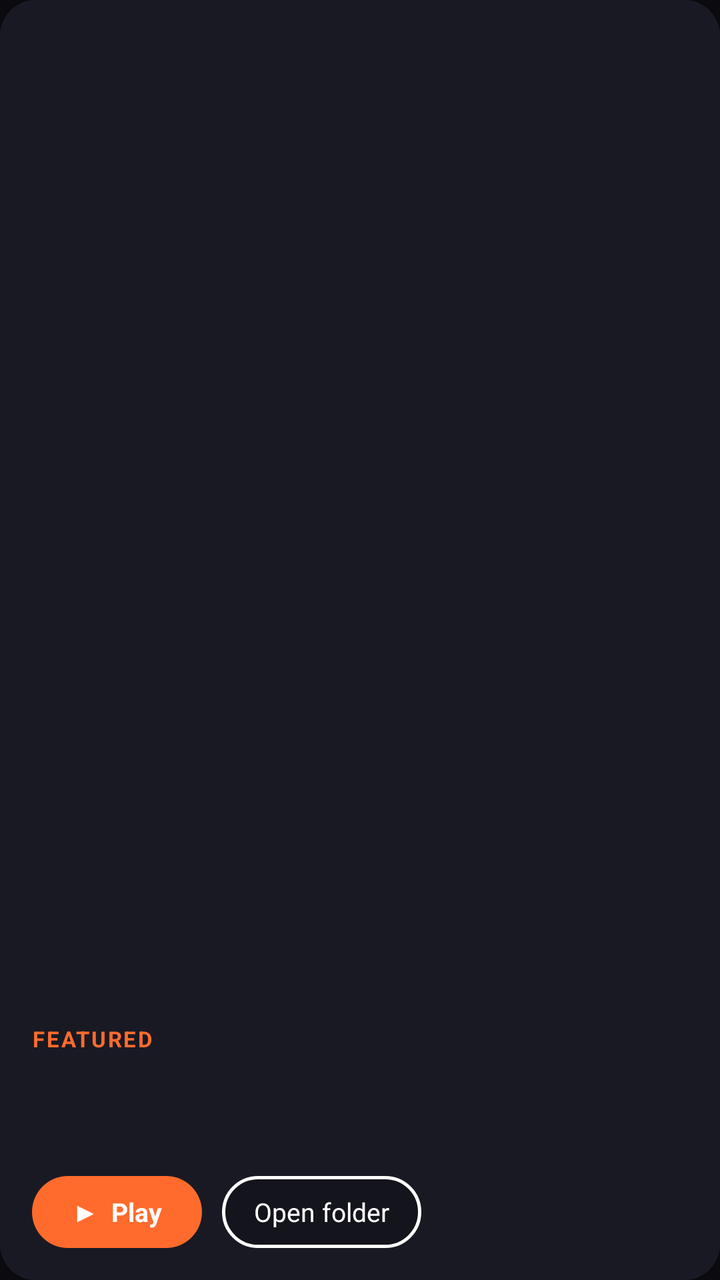
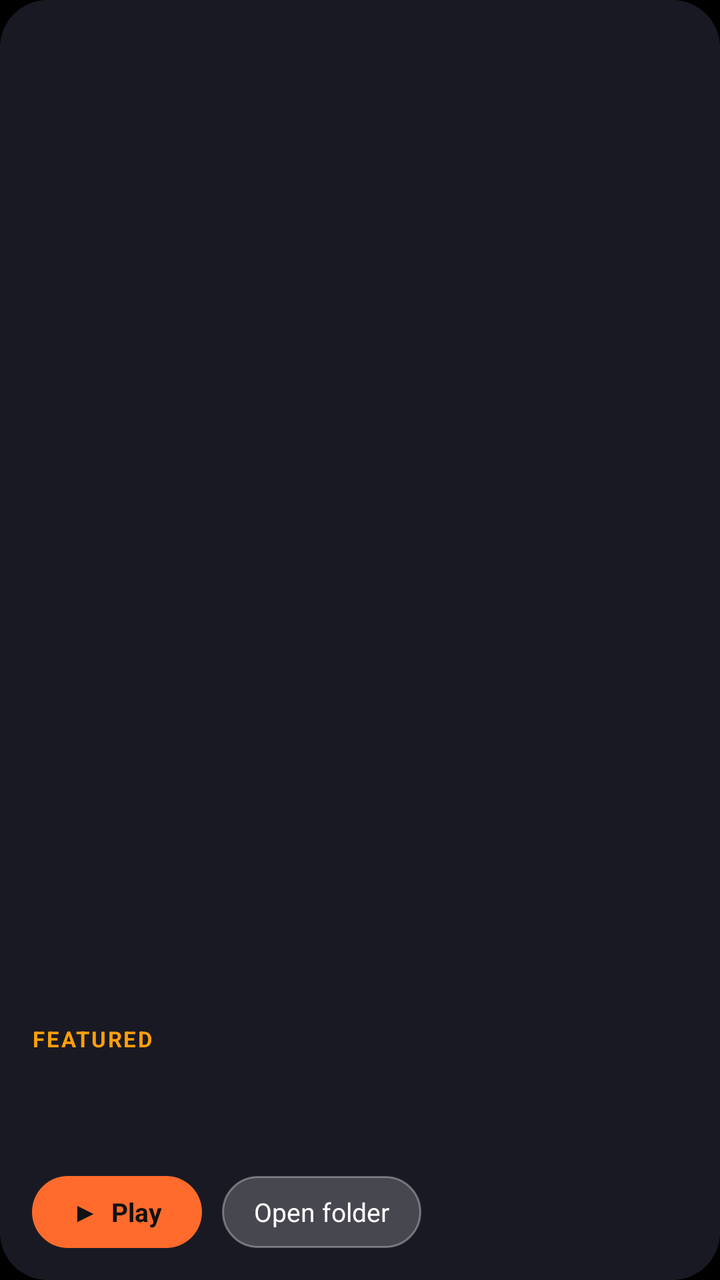

Two renders of the same Android screen: before a commit and after it. Below are the layout's source before the change and the commit's diff.
<!-- AndroidManifest.xml: application theme Theme.Xama -->
<!-- res/layout/item_hero.xml -->
<?xml version="1.0" encoding="utf-8"?>
<androidx.cardview.widget.CardView xmlns:android="http://schemas.android.com/apk/res/android"
    xmlns:app="http://schemas.android.com/apk/res-auto"
    android:id="@+id/heroCard"
    android:layout_width="match_parent"
    android:layout_height="200dp"
    android:layout_marginBottom="12dp"
    app:cardBackgroundColor="@color/bg_elevated"
    app:cardCornerRadius="18dp"
    app:cardElevation="0dp">

    <FrameLayout
        android:layout_width="match_parent"
        android:layout_height="match_parent">

        <ImageView
            android:id="@+id/heroImage"
            android:layout_width="match_parent"
            android:layout_height="match_parent"
            android:scaleType="centerCrop"
            android:background="@drawable/thumb_placeholder"
            android:contentDescription="Featured"/>

        <View
            android:layout_width="match_parent"
            android:layout_height="match_parent"
            android:background="#66000000"/>

        <LinearLayout
            android:layout_width="match_parent"
            android:layout_height="wrap_content"
            android:layout_gravity="bottom"
            android:orientation="vertical"
            android:padding="16dp">

            <TextView
                android:layout_width="wrap_content"
                android:layout_height="wrap_content"
                android:text="FEATURED"
                android:textColor="@color/accent"
                android:textSize="11sp"
                android:textStyle="bold"
                android:letterSpacing="0.08"/>

            <TextView
                android:id="@+id/heroTitle"
                android:layout_width="match_parent"
                android:layout_height="wrap_content"
                android:layout_marginTop="4dp"
                android:textColor="#FFFFFF"
                android:textSize="20sp"
                android:textStyle="bold"
                android:maxLines="2"
                android:ellipsize="end"/>

            <TextView
                android:id="@+id/heroMeta"
                android:layout_width="match_parent"
                android:layout_height="wrap_content"
                android:layout_marginTop="2dp"
                android:textColor="#CCFFFFFF"
                android:textSize="12sp"
                android:maxLines="1"/>

            <LinearLayout
                android:layout_width="match_parent"
                android:layout_height="wrap_content"
                android:orientation="horizontal"
                android:layout_marginTop="12dp">

                <TextView
                    android:id="@+id/heroPlay"
                    android:layout_width="wrap_content"
                    android:layout_height="36dp"
                    android:gravity="center"
                    android:paddingStart="20dp"
                    android:paddingEnd="20dp"
                    android:text="▶  Play"
                    android:textColor="#FFFFFF"
                    android:textSize="13sp"
                    android:textStyle="bold"
                    android:background="@drawable/hero_play_btn"/>

                <TextView
                    android:id="@+id/heroFolder"
                    android:layout_width="wrap_content"
                    android:layout_height="36dp"
                    android:layout_marginStart="10dp"
                    android:gravity="center"
                    android:paddingStart="16dp"
                    android:paddingEnd="16dp"
                    android:text="Open folder"
                    android:textColor="#FFFFFF"
                    android:textSize="13sp"
                    android:background="@drawable/hero_outline_btn"/>
            </LinearLayout>
        </LinearLayout>
    </FrameLayout>
</androidx.cardview.widget.CardView>
<!-- resources referenced by this layout -->
<resources>
  <color name="accent">#FF6B2C</color>
  <color name="bg_elevated">#1A1A24</color>
  <!-- drawable hero_outline_btn (drawable) -->
  <?xml version="1.0" encoding="utf-8"?>
  <shape xmlns:android="http://schemas.android.com/apk/res/android" android:shape="rectangle">
      <stroke android:width="1.5dp" android:color="#FFFFFF"/>
      <solid android:color="#33000000"/>
      <corners android:radius="24dp"/>
  </shape>
  <!-- drawable hero_play_btn (drawable) -->
  <?xml version="1.0" encoding="utf-8"?>
  <shape xmlns:android="http://schemas.android.com/apk/res/android" android:shape="rectangle">
      <solid android:color="#FF6B2C"/>
      <corners android:radius="24dp"/>
  </shape>
  <!-- drawable thumb_placeholder (drawable) -->
  <?xml version="1.0" encoding="utf-8"?>
  <shape xmlns:android="http://schemas.android.com/apk/res/android"
      android:shape="rectangle">
      <solid android:color="#2A2A3A"/>
      <corners android:radius="8dp"/>
  </shape>
  <style name="Theme.Xama" parent="Theme.MaterialComponents.DayNight.NoActionBar">
          <item name="colorPrimary">#FF6B2C</item>
          <item name="colorPrimaryDark">#0B0B0F</item>
          <item name="colorAccent">#FF6B2C</item>
          <item name="android:windowBackground">#0B0B0F</item>
          <item name="android:statusBarColor">#12121A</item>
          <item name="android:navigationBarColor">#0B0B0F</item>
          <item name="android:windowLightStatusBar">false</item>
      </style>
</resources>

<!-- the commit's change to res/layout/item_hero.xml (unified diff, before → after) -->
@@ -5,8 +5,8 @@
     android:layout_width="match_parent"
     android:layout_height="200dp"
     android:layout_marginBottom="12dp"
-    app:cardBackgroundColor="@color/bg_elevated"
-    app:cardCornerRadius="18dp"
+    app:cardBackgroundColor="#1A1A1F"
+    app:cardCornerRadius="24dp"
     app:cardElevation="0dp">
 
     <FrameLayout
@@ -76,7 +76,7 @@
                     android:paddingStart="20dp"
                     android:paddingEnd="20dp"
                     android:text="▶  Play"
-                    android:textColor="#FFFFFF"
+                    android:textColor="#111111"
                     android:textSize="13sp"
                     android:textStyle="bold"
                     android:background="@drawable/hero_play_btn"/>
<!-- resource entries referenced after the edit -->
@@ -1,13 +1,12 @@
 <!-- resources referenced by this layout -->
 <resources>
-  <color name="accent">#FF6B2C</color>
-  <color name="bg_elevated">#1A1A24</color>
+  <color name="accent">#FF9F0A</color>
   <!-- drawable hero_outline_btn (drawable) -->
   <?xml version="1.0" encoding="utf-8"?>
   <shape xmlns:android="http://schemas.android.com/apk/res/android" android:shape="rectangle">
-      <stroke android:width="1.5dp" android:color="#FFFFFF"/>
-      <solid android:color="#33000000"/>
-      <corners android:radius="24dp"/>
+      <solid android:color="#33FFFFFF"/>
+      <corners android:radius="20dp"/>
+      <stroke android:width="1dp" android:color="#55FFFFFF"/>
   </shape>
   <!-- drawable hero_play_btn (drawable) -->
   <?xml version="1.0" encoding="utf-8"?>
@@ -23,13 +22,16 @@
       <corners android:radius="8dp"/>
   </shape>
   <style name="Theme.Xama" parent="Theme.MaterialComponents.DayNight.NoActionBar">
-          <item name="colorPrimary">#FF6B2C</item>
-          <item name="colorPrimaryDark">#0B0B0F</item>
-          <item name="colorAccent">#FF6B2C</item>
-          <item name="android:windowBackground">#0B0B0F</item>
-          <item name="android:statusBarColor">#12121A</item>
-          <item name="android:navigationBarColor">#0B0B0F</item>
+          <item name="colorPrimary">#FF9F0A</item>
+          <item name="colorPrimaryDark">#000000</item>
+          <item name="colorAccent">#FF9F0A</item>
+          <item name="android:windowBackground">#000000</item>
+          <item name="android:statusBarColor">#00000000</item>
+          <item name="android:navigationBarColor">#000000</item>
           <item name="android:windowLightStatusBar">false</item>
+          <item name="android:fontFamily">sans-serif</item>
+          <item name="android:windowTranslucentStatus">false</item>
+          <item name="android:enforceNavigationBarContrast">false</item>
       </style>
 </resources>
 
